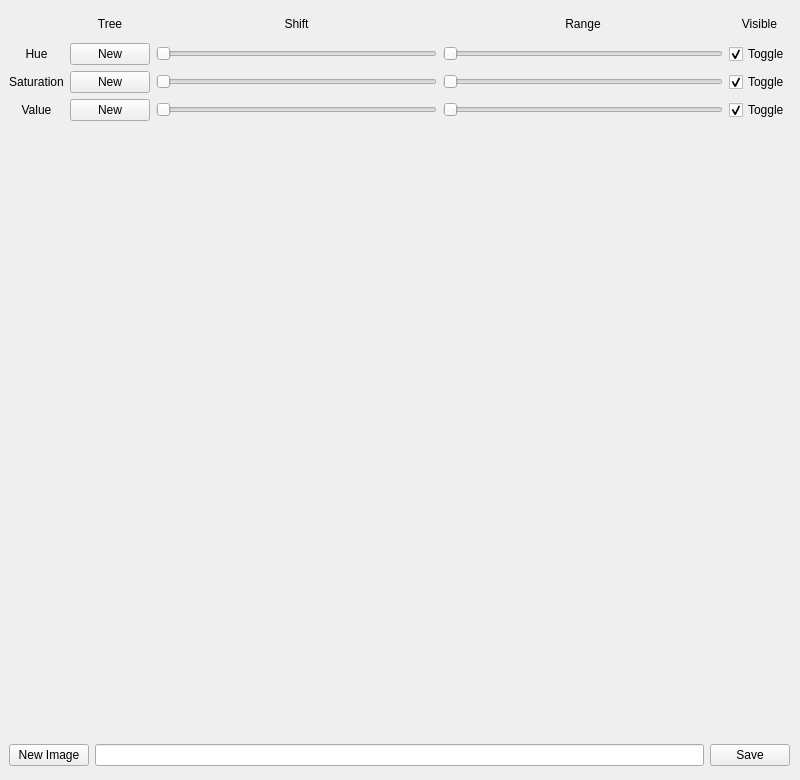
The window that hsv.ui (CtrlAltDeplete/RandomPyctures) describes before a commit, drawn with Qt 5.
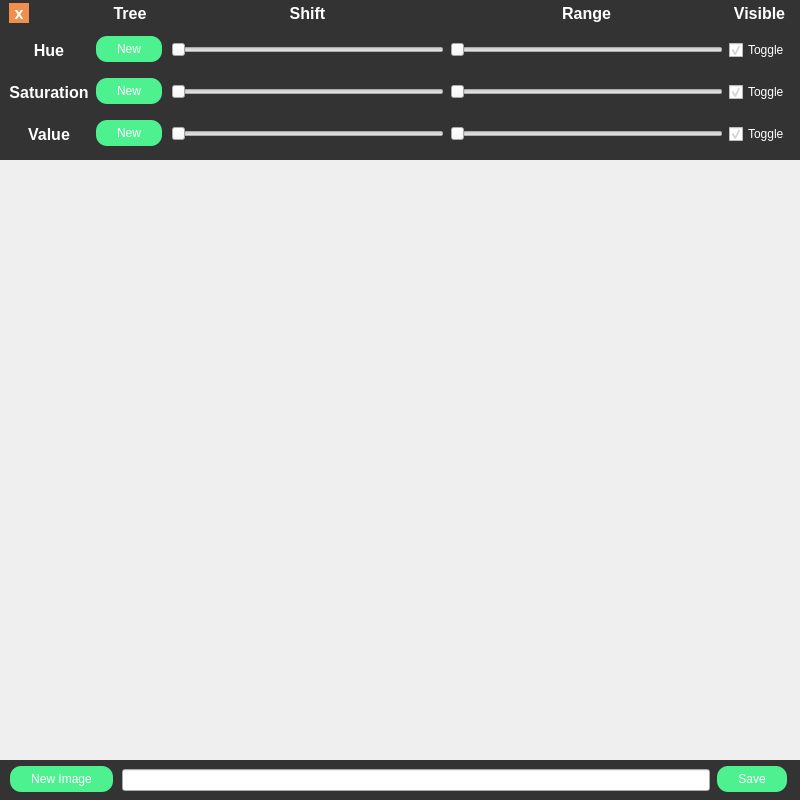
The same window after the commit.

```diff
--- a/hsv.ui
+++ b/hsv.ui
@@ -1,25 +1,25 @@
 <?xml version="1.0" encoding="UTF-8"?>
 <ui version="4.0">
- <class>Form</class>
- <widget class="QWidget" name="Form">
+ <class>HSV</class>
+ <widget class="QWidget" name="HSV">
   <property name="geometry">
    <rect>
     <x>0</x>
     <y>0</y>
     <width>800</width>
-    <height>780</height>
+    <height>800</height>
    </rect>
   </property>
   <property name="minimumSize">
    <size>
     <width>800</width>
-    <height>780</height>
+    <height>800</height>
    </size>
   </property>
   <property name="maximumSize">
    <size>
     <width>800</width>
-    <height>780</height>
+    <height>800</height>
    </size>
   </property>
   <property name="baseSize">
@@ -29,20 +29,61 @@
    </size>
   </property>
   <property name="windowTitle">
-   <string>Form</string>
+   <string>HSV</string>
+  </property>
+  <property name="styleSheet">
+   <string notr="true">#HSV {
+	background-color: #333;
+}
+.QLabel, .QCheckBox {
+	color: #FFF;
+}
+.QPushButton {
+    padding: 5px 20px;
+    margin: 0 2px 2px 0;
+    border:2px solid rgba(255,255,255,0);
+    border-radius:12px;
+    box-sizing: border-box;
+    color: #FFF;
+    text-shadow: 0 1px 1px rgba(0, 0, 0, 0.35);
+    transition: all 0.2s;
+    background-color: #4EF18F;
+}
+.QPushButton:hover {
+    border-color: rgba(255, 255, 255, 1);
+}
+#closeButton {
+	padding: 0;
+	margin: 0;
+    border:2px solid rgba(255,255,255,0);
+    border-radius:12px;
+    box-sizing: border-box;
+    color: #FFF;
+    text-shadow: 0 1px 1px rgba(0, 0, 0, 0.35);
+    transition: all 0.2s;
+    background-color: #F18F4E;
+}</string>
   </property>
   <widget class="QWidget" name="gridLayoutWidget">
    <property name="geometry">
     <rect>
      <x>9</x>
-     <y>10</y>
+     <y>-3</y>
      <width>781</width>
-     <height>111</height>
+     <height>161</height>
     </rect>
    </property>
    <layout class="QGridLayout" name="gridLayout">
     <item row="0" column="1">
      <widget class="QLabel" name="treeLabel">
+      <property name="font">
+       <font>
+        <pointsize>12</pointsize>
+        <weight>75</weight>
+        <bold>true</bold>
+        <underline>false</underline>
+       </font>
+      </property>
       <property name="text">
        <string>Tree</string>
       </property>
@@ -51,24 +92,15 @@
       </property>
      </widget>
     </item>
-    <item row="0" column="0">
-     <spacer name="horizontalSpacer">
-      <property name="orientation">
-       <enum>Qt::Horizontal</enum>
-      </property>
-      <property name="sizeType">
-       <enum>QSizePolicy::Minimum</enum>
-      </property>
-      <property name="sizeHint" stdset="0">
-       <size>
-        <width>40</width>
-        <height>20</height>
-       </size>
-      </property>
-     </spacer>
-    </item>
     <item row="3" column="0">
      <widget class="QLabel" name="valueLabel">
+      <property name="font">
+       <font>
+        <pointsize>12</pointsize>
+        <weight>75</weight>
+        <bold>true</bold>
+       </font>
+      </property>
       <property name="text">
        <string>Value</string>
       </property>
@@ -102,6 +134,14 @@
     </item>
     <item row="0" column="3">
      <widget class="QLabel" name="rangeLabel">
+      <property name="font">
+       <font>
+        <pointsize>12</pointsize>
+        <weight>75</weight>
+        <bold>true</bold>
+        <underline>false</underline>
+       </font>
+      </property>
       <property name="text">
        <string>Range</string>
       </property>
@@ -174,6 +214,14 @@
     </item>
     <item row="1" column="0">
      <widget class="QLabel" name="hueLabel">
+      <property name="font">
+       <font>
+        <pointsize>12</pointsize>
+        <weight>75</weight>
+        <bold>true</bold>
+        <underline>false</underline>
+       </font>
+      </property>
       <property name="text">
        <string>Hue</string>
       </property>
@@ -184,6 +232,13 @@
     </item>
     <item row="2" column="0">
      <widget class="QLabel" name="saturationLabel">
+      <property name="font">
+       <font>
+        <pointsize>12</pointsize>
+        <weight>75</weight>
+        <bold>true</bold>
+       </font>
+      </property>
       <property name="text">
        <string>Saturation</string>
       </property>
@@ -204,6 +259,14 @@
     </item>
     <item row="0" column="2">
      <widget class="QLabel" name="shiftLabel">
+      <property name="font">
+       <font>
+        <pointsize>12</pointsize>
+        <weight>75</weight>
+        <bold>true</bold>
+        <underline>false</underline>
+       </font>
+      </property>
       <property name="text">
        <string>Shift</string>
       </property>
@@ -214,6 +277,14 @@
     </item>
     <item row="0" column="4">
      <widget class="QLabel" name="visibleLabel">
+      <property name="font">
+       <font>
+        <pointsize>12</pointsize>
+        <weight>75</weight>
+        <bold>true</bold>
+        <underline>false</underline>
+       </font>
+      </property>
       <property name="text">
        <string>Visible</string>
       </property>
@@ -256,6 +327,32 @@
       </property>
      </widget>
     </item>
+    <item row="0" column="0">
+     <widget class="QPushButton" name="closeButton">
+      <property name="minimumSize">
+       <size>
+        <width>20</width>
+        <height>20</height>
+       </size>
+      </property>
+      <property name="maximumSize">
+       <size>
+        <width>20</width>
+        <height>20</height>
+       </size>
+      </property>
+      <property name="font">
+       <font>
+        <pointsize>12</pointsize>
+        <weight>75</weight>
+        <bold>true</bold>
+       </font>
+      </property>
+      <property name="text">
+       <string>x</string>
+      </property>
+     </widget>
+    </item>
    </layout>
   </widget>
   <widget class="QLabel" name="image">
@@ -265,7 +362,7 @@
    <property name="geometry">
     <rect>
      <x>0</x>
-     <y>130</y>
+     <y>160</y>
      <width>800</width>
      <height>600</height>
     </rect>
@@ -293,9 +390,9 @@
    <property name="geometry">
     <rect>
      <x>9</x>
-     <y>740</y>
+     <y>760</y>
      <width>781</width>
-     <height>31</height>
+     <height>41</height>
     </rect>
    </property>
    <layout class="QHBoxLayout" name="horizontalLayout">
```
